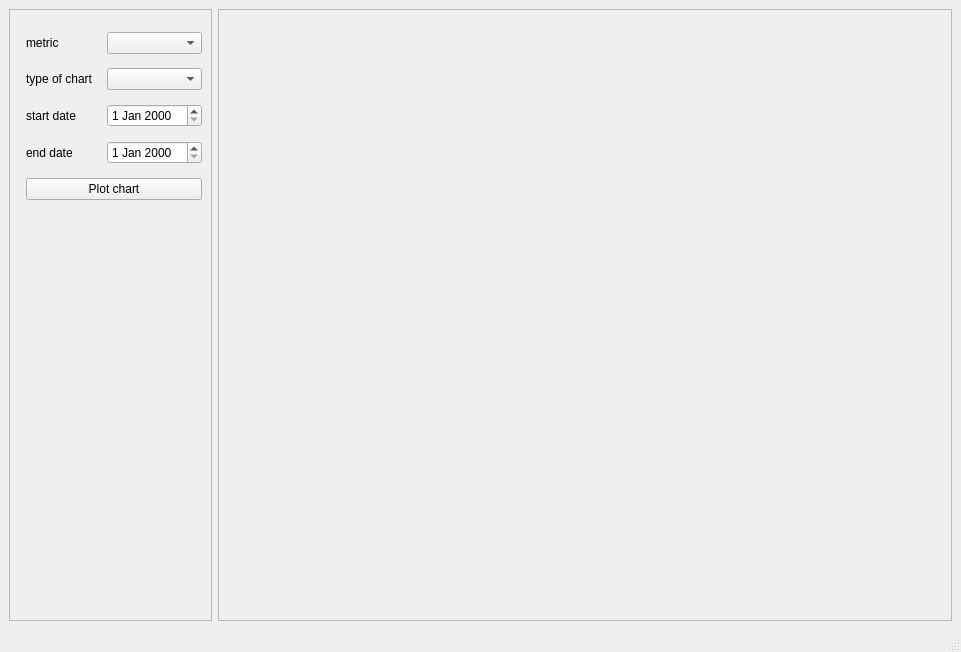
This is ui/workspace.ui in SpectreCom444/AppMetrica-data-visualization-system as Qt 5 draws it before an edit. The edited form follows.
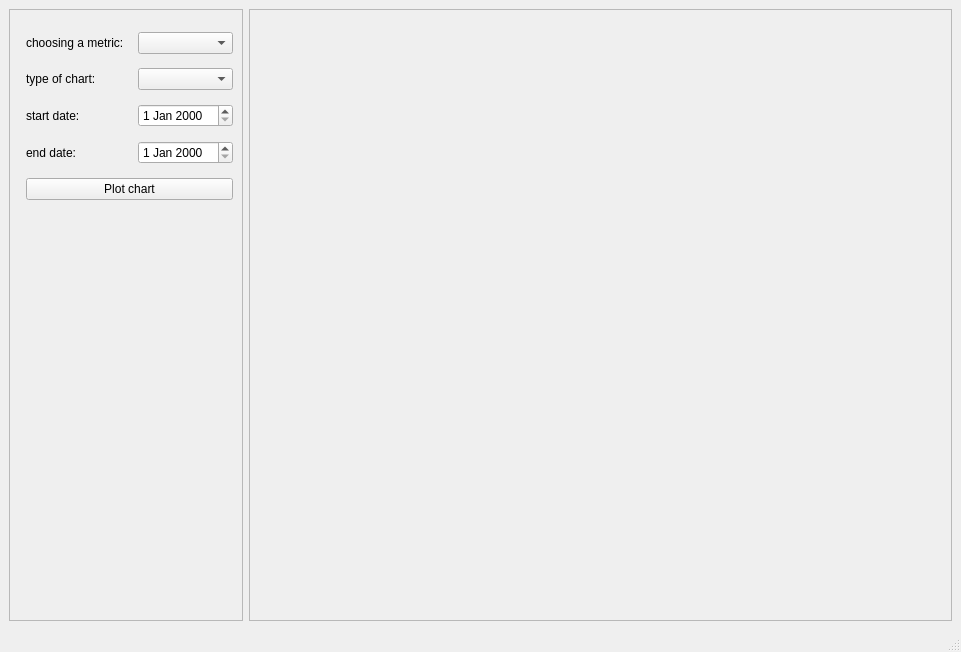
This is the edited form.

```diff
--- a/ui/workspace.ui
+++ b/ui/workspace.ui
@@ -45,7 +45,7 @@
        <item row="0" column="0">
         <widget class="QLabel" name="label">
          <property name="text">
-          <string>metric</string>
+          <string>choosing a metric:</string>
          </property>
         </widget>
        </item>
@@ -58,7 +58,7 @@
        <item row="1" column="0">
         <widget class="QLabel" name="label_2">
          <property name="text">
-          <string>type of chart</string>
+          <string>type of chart:</string>
          </property>
         </widget>
        </item>
@@ -71,14 +71,14 @@
        <item row="2" column="0">
         <widget class="QLabel" name="label_3">
          <property name="text">
-          <string>start date</string>
+          <string>start date:</string>
          </property>
         </widget>
        </item>
        <item row="3" column="0">
         <widget class="QLabel" name="label_4">
          <property name="text">
-          <string>end date</string>
+          <string>end date:</string>
          </property>
         </widget>
        </item>
@@ -102,7 +102,7 @@
         <rect>
          <x>0</x>
          <y>0</y>
-         <width>750</width>
+         <width>726</width>
          <height>591</height>
         </rect>
        </property>
```
Left out of the diff: 2 changed lines with no effect on the pictures.
